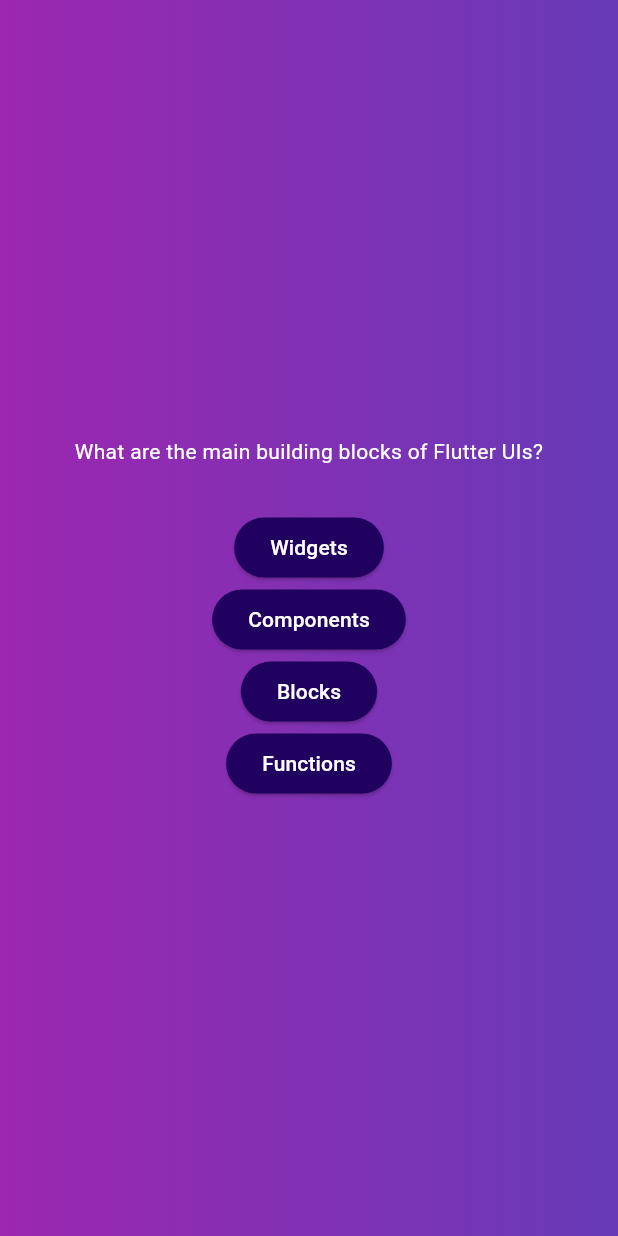
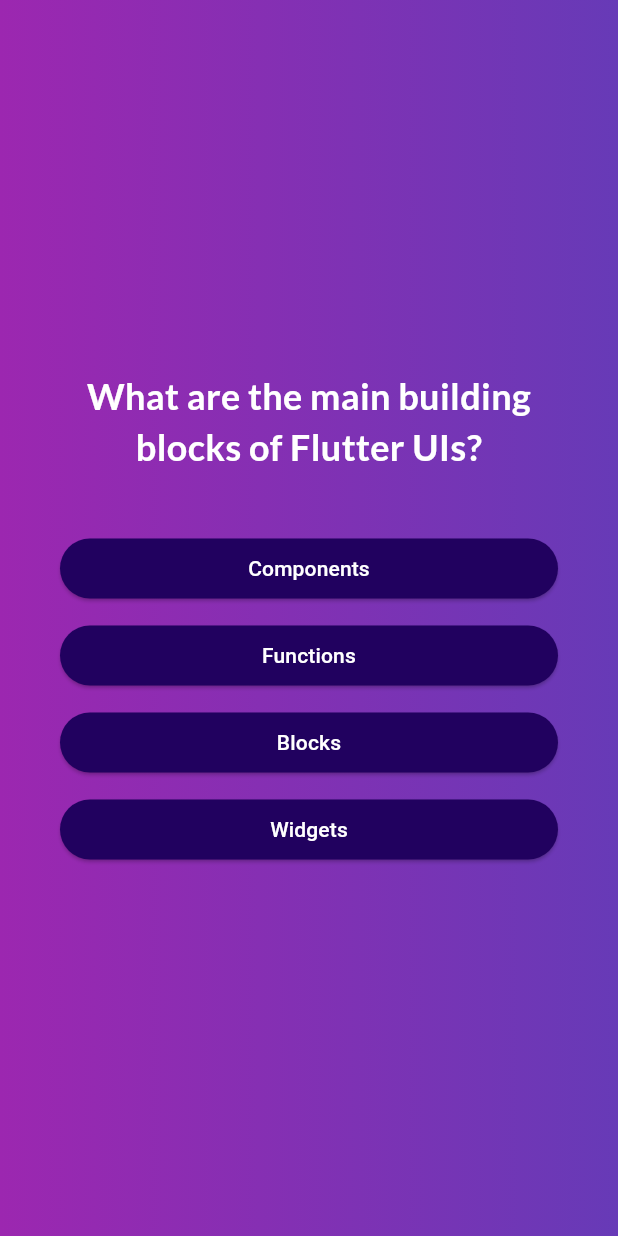
Before and after one commit to Nazang-n/QuizApp, a Flutter app: the screen it shows after launch, on a phone screen of 412 x 824 dp. Run offline on Flutter 3.47's test engine with Material 3 defaults, Android fonts, the phone set to English and light mode, and no system bars; our stand-ins replace google_fonts.

Commit message:
Updated result screen

```diff
--- a/lib/answers_button.dart
+++ b/lib/answers_button.dart
@@ -1,19 +1,38 @@
 import 'package:flutter/material.dart';
 
 class AnswerButton extends StatelessWidget {
-  const AnswerButton(this.answerOption,{super.key});
+  const AnswerButton({
+    // this.answerOption, {
+    super.key,
+    required this.answer,
+    required this.onTap,
+  });
 
-  final String answerOption;
+  final String answer;
+  final void Function() onTap;
+  // final String answerOption;
 
   @override
   Widget build(BuildContext context) {
-    return ElevatedButton(
-      onPressed: () {},
-      style: ElevatedButton.styleFrom(
-        backgroundColor: const Color.fromARGB(255, 33, 1, 95),
-        foregroundColor: Colors.white,
-      ),
-      child: Text(answerOption),
+    return Column(
+      children: [
+        const SizedBox(height: 10),
+        Center(
+          child: SizedBox(
+            width: double.infinity,
+            child: ElevatedButton(
+              onPressed: onTap,
+              style: ElevatedButton.styleFrom(
+                backgroundColor: const Color.fromARGB(255, 33, 1, 95),
+                foregroundColor: Colors.white,
+
+              ),
+              child: Text(answer,textAlign: TextAlign.center,),
+
+            ),
+          ),
+        ),
+      ],
     );
   }
 }
--- a/lib/questions_screen.dart
+++ b/lib/questions_screen.dart
@@ -1,6 +1,8 @@
 import 'package:flutter/material.dart';
 import 'package:myapp/answers_button.dart';
 import 'package:myapp/data/quizz.dart';
+import 'package:google_fonts/google_fonts.dart';
+import 'package:myapp/results_screen.dart';
 
 class QuestionsScreen extends StatefulWidget {
   const QuestionsScreen({super.key});
@@ -12,10 +14,33 @@ class QuestionsScreen extends StatefulWidget {
 }
 
 class _QuestionsScreenState extends State<QuestionsScreen> {
-  final currentQuestion = questions[0];
+  // final currentQuestion = questions[0];
+  int currentQuestionIndex = 0;
+  final List<String> selectedAnswers = [];
+
+  void answerQuestion(String selectedAnswer) {
+    setState(() {
+      selectedAnswers.add(selectedAnswer);
+      if (currentQuestionIndex < questions.length - 1) {
+        currentQuestionIndex++;
+      } else {
+        Navigator.push(
+          context,
+          MaterialPageRoute(
+            builder: (context) =>
+                ResultsScreen(selectedAnswers: List.from(selectedAnswers)),
+          ),
+        );
+        // currentQuestionIndex = 0;
+        // selectedAnswers.clear();
+      }
+      //after end 6 question will loop and return to question 1
+    });
+  }
 
   @override
   Widget build(BuildContext context) {
+    final currentQuestion = questions[currentQuestionIndex];
     return MaterialApp(
       home: Scaffold(
         body: Container(
@@ -32,14 +57,19 @@ class _QuestionsScreenState extends State<QuestionsScreen> {
                 children: [
                   Text(
                     currentQuestion.question,
-                    style: const TextStyle(color: Colors.white),
+                    style: GoogleFonts.lato(
+                      color: const Color.fromARGB(255, 255, 255, 255),
+                      fontSize: 24,
+                      fontWeight: FontWeight.bold,
+                    ),
                     textAlign: TextAlign.center,
                   ),
                   const SizedBox(
                     height: 30,
                   ),
-                  ...currentQuestion.answers.map((answer) {
-                    return AnswerButton(answer);
+                  ...currentQuestion.getShuffledAnswers().map((answer) {
+                    return AnswerButton(
+                        answer: answer, onTap: () => answerQuestion(answer));
                   })
                 ],
               ),
--- a/pubspec.yaml
+++ b/pubspec.yaml
@@ -35,6 +35,7 @@ dependencies:
   # The following adds the Cupertino Icons font to your application.
   # Use with the CupertinoIcons class for iOS style icons.
   cupertino_icons: ^1.0.8
+  google_fonts: ^6.2.1
 
 dev_dependencies:
   flutter_test:
```
Also changed, not shown: lib/model/quiz_model.dart (+7 -0 lines), lib/results_screen.dart (added, +54 -0 lines), pubspec.lock.
